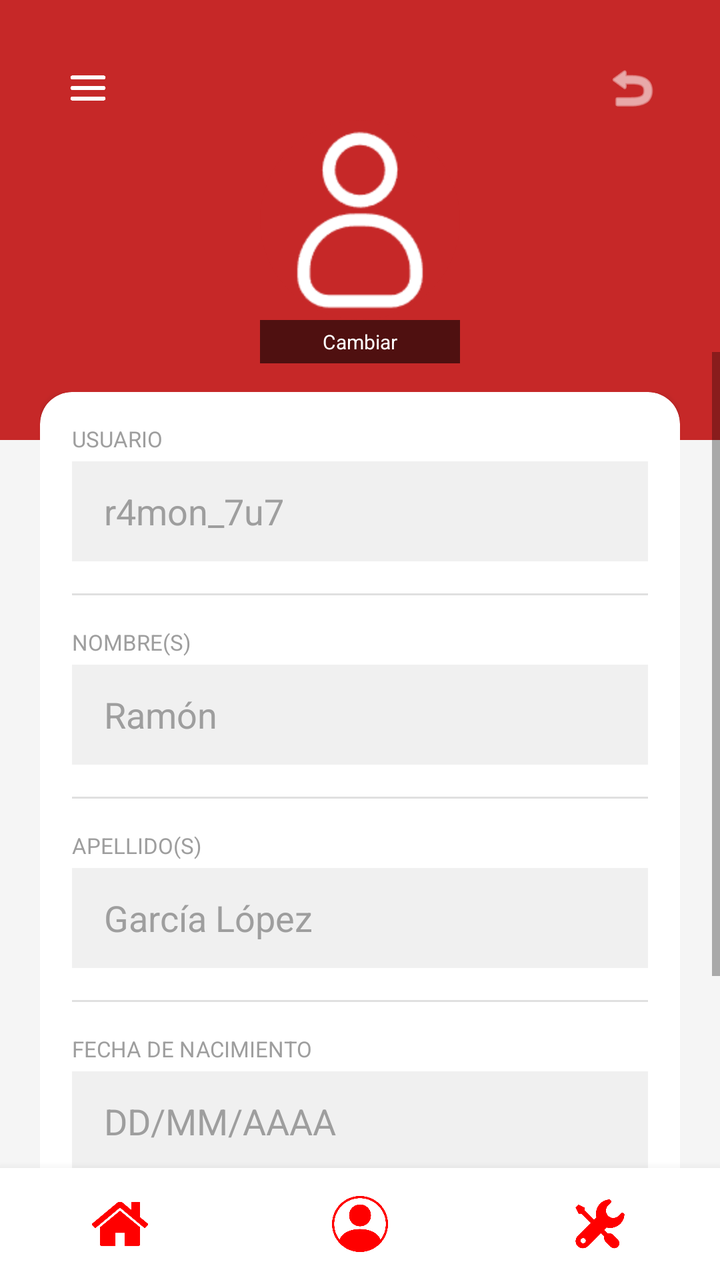
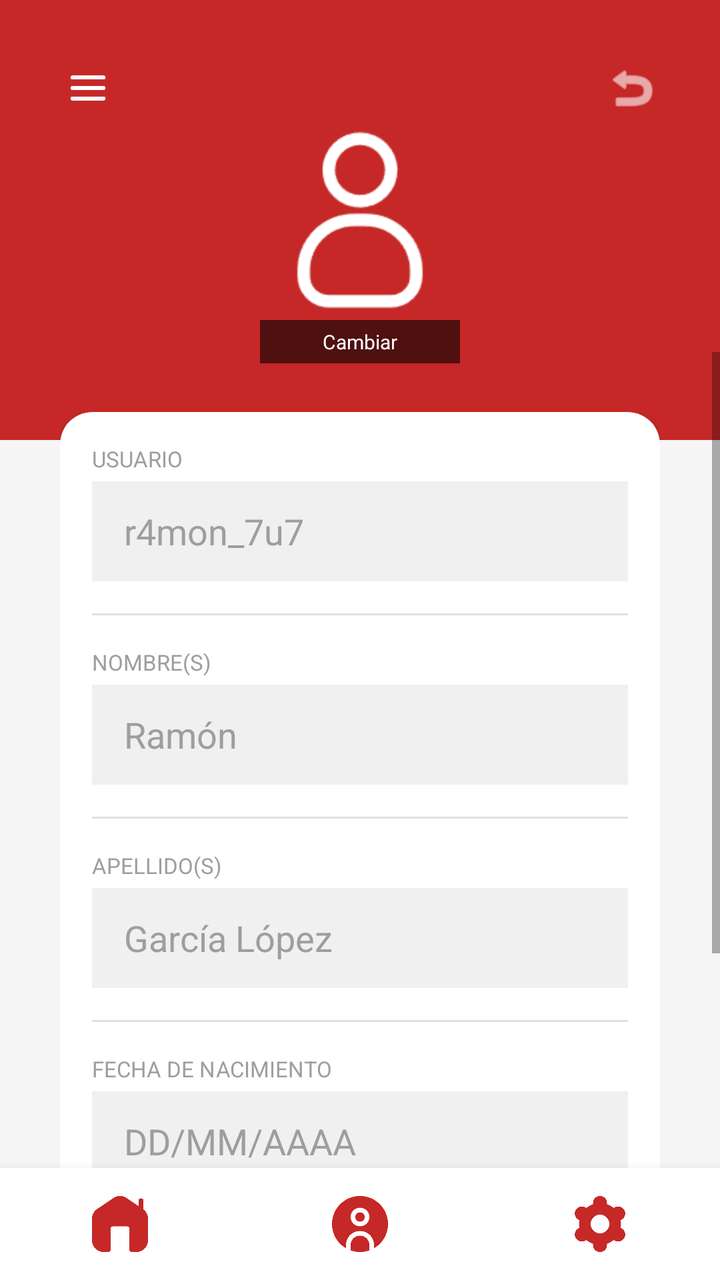

Compare the two renders of this Android layout. The source of the first and the diff that turns it into the second are given below.
<!-- AndroidManifest.xml: application theme Theme.ActivaESCOM -->
<!-- res/layout/activity_editar_perfil.xml -->
<?xml version="1.0" encoding="utf-8"?>
<androidx.drawerlayout.widget.DrawerLayout xmlns:android="http://schemas.android.com/apk/res/android"
    xmlns:app="http://schemas.android.com/apk/res-auto"
    android:id="@+id/drawerLayout"
    android:layout_width="match_parent"
    android:layout_height="match_parent">

    <androidx.constraintlayout.widget.ConstraintLayout
        android:layout_width="match_parent"
        android:layout_height="match_parent"
        android:background="@color/gray_background">

        
        <View
            android:layout_width="match_parent"
            android:layout_height="220dp"
            android:background="@color/red_1"
            app:layout_constraintTop_toTopOf="parent" />

        
        <ImageButton
            android:id="@+id/btnHamburguesa"
            android:layout_width="48dp"
            android:layout_height="48dp"
            android:background="@color/red_1"
            android:padding="8dp"
            android:scaleType="fitCenter"
            android:src="@drawable/navigation"
            android:layout_marginStart="20dp"
            android:layout_marginTop="20dp"
            app:layout_constraintStart_toStartOf="parent"
            app:layout_constraintTop_toTopOf="parent" />

        <ImageButton
            android:id="@+id/btnRegresar"
            android:layout_width="48dp"
            android:layout_height="48dp"
            android:background="@color/red_1"
            android:padding="10dp"
            android:scaleType="fitCenter"
            android:src="@android:drawable/ic_menu_revert"
            android:layout_marginEnd="20dp"
            android:layout_marginTop="20dp"
            app:tint="@color/white"
            app:layout_constraintEnd_toEndOf="parent"
            app:layout_constraintTop_toTopOf="parent" />

        <FrameLayout
            android:id="@+id/frameAvatar"
            android:layout_width="100dp"
            android:layout_height="100dp"
            android:layout_marginTop="60dp"
            android:background="@drawable/bg_circulo"
            android:clipToOutline="true"
            app:layout_constraintEnd_toEndOf="parent"
            app:layout_constraintStart_toStartOf="parent"
            app:layout_constraintTop_toTopOf="parent">

            <ImageView
                android:id="@+id/imgPerfil"
                android:layout_width="match_parent"
                android:layout_height="match_parent"
                android:scaleType="centerCrop"
                android:src="@drawable/profile_default" />
        </FrameLayout>

        <TextView
            android:id="@+id/btnCambiarFoto"
            android:layout_width="100dp"
            android:layout_height="wrap_content"
            android:background="#99000000"
            android:gravity="center"
            android:paddingVertical="4dp"
            android:text="Cambiar"
            android:textColor="@color/white"
            android:textSize="10sp"
            android:clickable="true"
            android:focusable="true"
            app:layout_constraintEnd_toEndOf="parent"
            app:layout_constraintStart_toStartOf="parent"
            app:layout_constraintTop_toBottomOf="@id/frameAvatar" />

        
        <ScrollView
            android:layout_width="match_parent"
            android:layout_height="0dp"
            android:layout_marginTop="16dp"
            app:layout_constraintTop_toBottomOf="@id/frameAvatar"
            app:layout_constraintBottom_toTopOf="@id/bottomNavBar">

            <LinearLayout
                android:layout_width="match_parent"
                android:layout_height="wrap_content"
                android:orientation="vertical"
                android:padding="20dp">

                <androidx.cardview.widget.CardView
                    android:layout_width="match_parent"
                    android:layout_height="wrap_content"
                    android:layout_marginBottom="20dp"
                    app:cardCornerRadius="16dp"
                    app:cardElevation="2dp">

                    <LinearLayout
                        android:layout_width="match_parent"
                        android:layout_height="wrap_content"
                        android:orientation="vertical"
                        android:padding="16dp">

                        
                        <TextView
                            android:layout_width="wrap_content"
                            android:layout_height="wrap_content"
                            android:text="USUARIO"
                            android:textColor="@color/gray_text"
                            android:textSize="11sp" />

                        <EditText
                            android:id="@+id/etUsuario"
                            android:layout_width="match_parent"
                            android:layout_height="50dp"
                            android:layout_marginTop="4dp"
                            android:background="#F0F0F0"
                            android:hint="r4mon_7u7"
                            android:inputType="text"
                            android:paddingHorizontal="16dp"
                            android:textColorHint="@color/text_gray"/>

                        <View
                            android:layout_width="match_parent"
                            android:layout_height="1dp"
                            android:layout_marginVertical="16dp"
                            android:background="@color/gray_light" />

                        
                        <TextView
                            android:layout_width="wrap_content"
                            android:layout_height="wrap_content"
                            android:text="NOMBRE(S)"
                            android:textColor="@color/gray_text"
                            android:textSize="11sp" />

                        <EditText
                            android:id="@+id/etNombre"
                            android:layout_width="match_parent"
                            android:layout_height="50dp"
                            android:layout_marginTop="4dp"
                            android:background="#F0F0F0"
                            android:hint="Ramón"
                            android:inputType="textPersonName"
                            android:paddingHorizontal="16dp"
                            android:textColorHint="@color/text_gray"/>

                        <View
                            android:layout_width="match_parent"
                            android:layout_height="1dp"
                            android:layout_marginVertical="16dp"
                            android:background="@color/gray_light" />

                        
                        <TextView
                            android:layout_width="wrap_content"
                            android:layout_height="wrap_content"
                            android:text="APELLIDO(S)"
                            android:textColor="@color/gray_text"
                            android:textSize="11sp" />

                        <EditText
                            android:id="@+id/etApellido"
                            android:layout_width="match_parent"
                            android:layout_height="50dp"
                            android:layout_marginTop="4dp"
                            android:background="#F0F0F0"
                            android:hint="García López"
                            android:inputType="textPersonName"
                            android:paddingHorizontal="16dp"
                            android:textColorHint="@color/text_gray"/>

                        <View
                            android:layout_width="match_parent"
                            android:layout_height="1dp"
                            android:layout_marginVertical="16dp"
                            android:background="@color/gray_light" />

                        
                        <TextView
                            android:layout_width="wrap_content"
                            android:layout_height="wrap_content"
                            android:text="FECHA DE NACIMIENTO"
                            android:textColor="@color/gray_text"
                            android:textSize="11sp" />

                        
                        <EditText
                            android:id="@+id/etFechaNacimiento"
                            android:layout_width="match_parent"
                            android:layout_height="50dp"
                            android:layout_marginTop="4dp"
                            android:background="#F0F0F0"
                            android:hint="DD/MM/AAAA"
                            android:focusable="false"
                            android:focusableInTouchMode="false"
                            android:cursorVisible="false"
                            android:clickable="true"
                            android:paddingHorizontal="16dp"
                            android:textColorHint="@color/text_gray"/>

                    </LinearLayout>
                </androidx.cardview.widget.CardView>

                <Button
                    android:id="@+id/btnGuardarCambios"
                    android:layout_width="match_parent"
                    android:layout_height="60dp"
                    android:layout_marginBottom="8dp"
                    android:backgroundTint="@color/red_1"
                    android:text="GUARDAR CAMBIOS"
                    android:textColor="@color/white"
                    android:textStyle="bold" />

            </LinearLayout>
        </ScrollView>

        <include
            android:id="@+id/bottomNavBar"
            layout="@layout/bottom_navigation"
            android:layout_width="match_parent"
            android:layout_height="56dp"
            app:layout_constraintBottom_toBottomOf="parent"
            app:layout_constraintEnd_toEndOf="parent"
            app:layout_constraintStart_toStartOf="parent" />

    </androidx.constraintlayout.widget.ConstraintLayout>

    <com.google.android.material.navigation.NavigationView
        android:id="@+id/navigationView"
        android:layout_width="wrap_content"
        android:layout_height="match_parent"
        android:layout_gravity="start"
        android:background="@color/white"
        app:headerLayout="@layout/nav_header"
        app:menu="@menu/nav_menu" />

</androidx.drawerlayout.widget.DrawerLayout>
<!-- res/layout/bottom_navigation.xml (included above) -->
<?xml version="1.0" encoding="utf-8"?>
<LinearLayout xmlns:android="http://schemas.android.com/apk/res/android"
    android:id="@+id/bottomNavBar"
    android:layout_width="match_parent"
    android:layout_height="56dp"
    android:orientation="horizontal"
    android:background="@color/white"
    android:elevation="8dp">

    <ImageButton
        android:id="@+id/navInicio"
        android:layout_width="0dp"
        android:layout_height="match_parent"
        android:layout_weight="1"
        android:src="@drawable/home"
        android:background="?attr/selectableItemBackgroundBorderless"
        android:scaleType="fitCenter"
        android:padding="14dp" />
    <ImageButton
    android:id="@+id/navPerfil"
    android:layout_width="0dp"
    android:layout_height="match_parent"
    android:layout_weight="1"
    android:src="@drawable/profile"
    android:background="?attr/selectableItemBackgroundBorderless"
    android:scaleType="fitCenter"
    android:padding="14dp" />
    <ImageButton
    android:id="@+id/navConfig"
    android:layout_width="0dp"
    android:layout_height="match_parent"
    android:layout_weight="1"
    android:src="@drawable/settings"
    android:background="?attr/selectableItemBackgroundBorderless"
    android:scaleType="fitCenter"
    android:padding="14dp" /> </LinearLayout>
<!-- res/layout/nav_header.xml (included above) -->
<?xml version="1.0" encoding="utf-8"?>
<LinearLayout xmlns:android="http://schemas.android.com/apk/res/android"
    android:layout_width="match_parent"
    android:layout_height="match_parent"
    android:orientation="vertical"
    android:background="@color/white">

    <LinearLayout
        android:layout_width="311dp"
        android:layout_height="175dp"
        android:background="@color/red_900"
        android:gravity="bottom"
        android:orientation="vertical"
        android:padding="25dp">

        <ImageView
            android:layout_width="60dp"
            android:layout_height="60dp"
            android:src="@drawable/logo_ipn"
            android:tint="@color/white" />

        <TextView
            android:layout_width="wrap_content"
            android:layout_height="wrap_content"
            android:layout_marginTop="14dp"
            android:text="EntrenaIPN"
            android:textColor="@color/white"
            android:textSize="20sp"
            android:textStyle="bold" />

        <TextView
            android:layout_width="wrap_content"
            android:layout_height="wrap_content"
            android:text="ESCOM - ISC"
            android:textColor="@color/red_300"
            android:textSize="14sp" />
    </LinearLayout>

    <LinearLayout
        android:layout_width="310dp"
        android:layout_height="wrap_content"
        android:orientation="vertical"
        android:paddingTop="15dp">

        <TextView
            android:id="@+id/menu_actividad"
            android:layout_width="match_parent"
            android:layout_height="wrap_content"
            android:background="?attr/selectableItemBackground"
            android:clickable="true"
            android:focusable="true"
            android:padding="16dp"
            android:text="🏠  Inicio"
            android:textColor="@color/black"
            android:textSize="16sp" />

        <TextView
            android:id="@+id/menu_progreso"
            android:layout_width="match_parent"
            android:layout_height="wrap_content"
            android:background="?attr/selectableItemBackground"
            android:clickable="true"
            android:focusable="true"
            android:padding="16dp"
            android:text="📈  Progreso semanal"
            android:textColor="@color/black"
            android:textSize="16sp" />

        <TextView
            android:id="@+id/menu_carrera"
            android:layout_width="match_parent"
            android:layout_height="wrap_content"
            android:background="?attr/selectableItemBackground"
            android:clickable="true"
            android:focusable="true"
            android:padding="16dp"
            android:text="🏃  Carrera matutina"
            android:textColor="@color/black"
            android:textSize="16sp" />

        <TextView
            android:id="@+id/menu_nuevo"
            android:layout_width="match_parent"
            android:layout_height="wrap_content"
            android:background="?attr/selectableItemBackground"
            android:clickable="true"
            android:focusable="true"
            android:padding="16dp"
            android:text="💪  Nuevo entrenamiento"
            android:textColor="@color/black"
            android:textSize="16sp" />

        
        <TextView
            android:id="@+id/menu_config"
            android:layout_width="match_parent"
            android:layout_height="wrap_content"
            android:background="?attr/selectableItemBackground"
            android:clickable="true"
            android:focusable="true"
            android:padding="16dp"
            android:text="⚙️  Configuración"
            android:textColor="@color/black"
            android:textSize="16sp" />

        <View
            android:layout_width="match_parent"
            android:layout_height="1dp"
            android:layout_marginHorizontal="16dp"
            android:layout_marginTop="8dp"
            android:background="@color/gray_light" />

        
        <TextView
            android:id="@+id/menu_logout"
            android:layout_width="match_parent"
            android:layout_height="wrap_content"
            android:background="?attr/selectableItemBackground"
            android:clickable="true"
            android:focusable="true"
            android:padding="16dp"
            android:text="🚪  Cerrar sesión"
            android:textColor="@color/red_900"
            android:textSize="16sp" />
    </LinearLayout>
</LinearLayout>
<!-- resources referenced by this layout -->
<resources>
  <color name="black">#FF000000</color>
  <color name="gray_background">#F5F5F5</color>
  <color name="gray_light">#E0E0E0</color>
  <color name="gray_text">#9E9E9E</color>
  <color name="red_1">#C62828</color>
  <color name="red_300">#EF9A9A</color>
  <color name="red_900">#B71C1C</color>
  <color name="text_gray">#9E9E9E</color>
  <color name="white">#FFFFFFFF</color>
  <!-- drawable bg_circulo (drawable) -->
  <?xml version="1.0" encoding="utf-8"?>
  <shape xmlns:android="http://schemas.android.com/apk/res/android"
      android:shape="oval">
      <solid android:color="@color/red_800" />
  </shape>
  <!-- drawable home: png bitmap (drawable, 15478 bytes) -->
  <!-- drawable logo_ipn: png bitmap (drawable, 799627 bytes) -->
  <!-- drawable navigation: png bitmap (drawable, 8970 bytes) -->
  <!-- drawable profile: png bitmap (drawable, 22269 bytes) -->
  <!-- drawable profile_default: png bitmap (drawable, 3596 bytes) -->
  <!-- drawable settings: png bitmap (drawable, 18368 bytes) -->
  <style name="Theme.ActivaESCOM" parent="Base.Theme.ActivaESCOM">
      </style>
  <color name="red_800">#C62828</color>
  <style name="Base.Theme.ActivaESCOM" parent="Theme.MaterialComponents.DayNight.NoActionBar">
      </style>
</resources>

<!-- the commit's change to res/layout/activity_editar_perfil.xml (unified diff, before → after) -->
@@ -92,7 +92,7 @@
                 android:layout_width="match_parent"
                 android:layout_height="wrap_content"
                 android:orientation="vertical"
-                android:padding="20dp">
+                android:padding="30dp">
 
                 <androidx.cardview.widget.CardView
                     android:layout_width="match_parent"
@@ -260,25 +260,31 @@
         android:src="@drawable/home"
         android:background="?attr/selectableItemBackgroundBorderless"
         android:scaleType="fitCenter"
-        android:padding="14dp" />
+        android:padding="14dp"
+        android:tint="@color/red_1" />
+
     <ImageButton
-    android:id="@+id/navPerfil"
-    android:layout_width="0dp"
-    android:layout_height="match_parent"
-    android:layout_weight="1"
-    android:src="@drawable/profile"
-    android:background="?attr/selectableItemBackgroundBorderless"
-    android:scaleType="fitCenter"
-    android:padding="14dp" />
+        android:id="@+id/navPerfil"
+        android:layout_width="0dp"
+        android:layout_height="match_parent"
+        android:layout_weight="1"
+        android:src="@drawable/profile"
+        android:background="?attr/selectableItemBackgroundBorderless"
+        android:scaleType="fitCenter"
+        android:padding="14dp"
+        android:tint="@color/red_1"/>
+
     <ImageButton
-    android:id="@+id/navConfig"
-    android:layout_width="0dp"
-    android:layout_height="match_parent"
-    android:layout_weight="1"
-    android:src="@drawable/settings"
-    android:background="?attr/selectableItemBackgroundBorderless"
-    android:scaleType="fitCenter"
-    android:padding="14dp" /> </LinearLayout>
+        android:id="@+id/navConfig"
+        android:layout_width="0dp"
+        android:layout_height="match_parent"
+        android:layout_weight="1"
+        android:src="@drawable/settings"
+        android:background="?attr/selectableItemBackgroundBorderless"
+        android:scaleType="fitCenter"
+        android:padding="14dp"
+        android:tint="@color/red_1"/>
+</LinearLayout>
 <!-- res/layout/nav_header.xml (included above) -->
 <?xml version="1.0" encoding="utf-8"?>
 <LinearLayout xmlns:android="http://schemas.android.com/apk/res/android"
@@ -348,31 +354,142 @@
             android:textColor="@color/black"
             android:textSize="16sp" />
 
-        <TextView
-            android:id="@+id/menu_carrera"
-            android:layout_width="match_parent"
-            android:layout_height="wrap_content"
-            android:background="?attr/selectableItemBackground"
-            android:clickable="true"
-            android:focusable="true"
-            android:padding="16dp"
-            android:text="🏃  Carrera matutina"
-            android:textColor="@color/black"
-            android:textSize="16sp" />
-
-        <TextView
-            android:id="@+id/menu_nuevo"
-            android:layout_width="match_parent"
-            android:layout_height="wrap_content"
-            android:background="?attr/selectableItemBackground"
-            android:clickable="true"
-            android:focusable="true"
-            android:padding="16dp"
-            android:text="💪  Nuevo entrenamiento"
-            android:textColor="@color/black"
-            android:textSize="16sp" />
-
-        
+        <LinearLayout
+            android:id="@+id/menu_nuevo_container"
+            android:layout_width="match_parent"
+            android:layout_height="wrap_content"
+            android:orientation="vertical">
+
+            <LinearLayout
+                android:id="@+id/menu_nuevo_header"
+                android:layout_width="match_parent"
+                android:layout_height="wrap_content"
+                android:background="?attr/selectableItemBackground"
+                android:clickable="true"
+                android:focusable="true"
+                android:orientation="horizontal"
+                android:paddingStart="16dp"
+                android:paddingEnd="16dp"
+                android:paddingTop="16dp"
+                android:paddingBottom="16dp"
+                android:gravity="center_vertical">
+
+                <TextView
+                    android:id="@+id/menu_nuevo_label"
+                    android:layout_width="0dp"
+                    android:layout_height="wrap_content"
+                    android:layout_weight="1"
+                    android:text="💪  Entrenamientos"
+                    android:textColor="@color/black"
+                    android:textSize="16sp" />
+
+                <ImageView
+                    android:id="@+id/menu_nuevo_arrow"
+                    android:layout_width="20dp"
+                    android:layout_height="20dp"
+                    android:src="@drawable/opciones_entrenamientos"
+                    android:rotation="0"
+                    android:tint="@color/gray_text"
+                    android:layout_marginEnd="25dp"/>
+
+            </LinearLayout>
+
+            <LinearLayout
+                android:id="@+id/menu_nuevo_submenu"
+                android:layout_width="match_parent"
+                android:layout_height="wrap_content"
+                android:orientation="vertical"
+                android:paddingStart="16dp"
+                android:visibility="gone">
+
+                <TextView
+                    android:id="@+id/menu_config_nuevo_entrenamiento"
+                    android:layout_width="match_parent"
+                    android:layout_height="wrap_content"
+                    android:background="?attr/selectableItemBackground"
+                    android:clickable="true"
+                    android:focusable="true"
+                    android:padding="12dp"
+                    android:text="📝  Configurar entrenamiento"
+                    android:textColor="@color/black"
+                    android:textSize="15sp" />
+
+                <TextView
+                    android:id="@+id/menu_ejercicio_carrera"
+                    android:layout_width="match_parent"
+                    android:layout_height="wrap_content"
+                    android:background="?attr/selectableItemBackground"
+                    android:clickable="true"
+                    android:focusable="true"
+                    android:padding="12dp"
+                    android:text="🏃  Carrera"
+                    android:textColor="@color/black"
+                    android:textSize="15sp" />
+
+                <TextView
+                    android:id="@+id/menu_ejercicio_caminata"
+                    android:layout_width="match_parent"
+                    android:layout_height="wrap_content"
+                    android:background="?attr/selectableItemBackground"
+                    android:clickable="true"
+                    android:focusable="true"
+                    android:padding="12dp"
+                    android:text="🚶  Caminata"
+                    android:textColor="@color/black"
+                    android:textSize="15sp" />
+
+                <TextView
+                    android:id="@+id/menu_ejercicio_bicicleta"
+                    android:layout_width="match_parent"
+                    android:layout_height="wrap_content"
+                    android:background="?attr/selectableItemBackground"
+                    android:clickable="true"
+                    android:focusable="true"
+                    android:padding="12dp"
+                    android:text="🚴  Bicicleta"
+                    android:textColor="@color/black"
+                    android:textSize="15sp" />
+
+                <TextView
+                    android:id="@+id/menu_ejercicio_fuerza"
+                    android:layout_width="match_parent"
+                    android:layout_height="wrap_content"
+                    android:background="?attr/selectableItemBackground"
+                    android:clickable="true"
+                    android:focusable="true"
+                    android:padding="12dp"
+                    android:text="🏋️  Fuerza"
+                    android:textColor="@color/black"
+                    android:textSize="15sp" />
+
+                <TextView
+                    android:id="@+id/menu_ejercicio_yoga"
+                    android:layout_width="match_parent"
+                    android:layout_height="wrap_content"
+                    android:background="?attr/selectableItemBackground"
+                    android:clickable="true"
+                    android:focusable="true"
+                    android:padding="12dp"
+                    android:text="🧘  Yoga"
+                    android:textColor="@color/black"
+                    android:textSize="15sp" />
+
+                <TextView
+                    android:id="@+id/menu_ejercicio_natacion"
+                    android:layout_width="match_parent"
+                    android:layout_height="wrap_content"
+                    android:background="?attr/selectableItemBackground"
+                    android:clickable="true"
+                    android:focusable="true"
+                    android:padding="12dp"
+                    android:text="🏊  Natación"
+                    android:textColor="@color/black"
+                    android:textSize="15sp" />
+
+            </LinearLayout>
+
+        </LinearLayout>
+
         <TextView
             android:id="@+id/menu_config"
             android:layout_width="match_parent"
@@ -392,7 +509,6 @@
             android:layout_marginTop="8dp"
             android:background="@color/gray_light" />
 
-        
         <TextView
             android:id="@+id/menu_logout"
             android:layout_width="match_parent"
<!-- resource entries referenced after the edit -->
@@ -15,12 +15,13 @@
       android:shape="oval">
       <solid android:color="@color/red_800" />
   </shape>
-  <!-- drawable home: png bitmap (drawable, 15478 bytes) -->
+  <!-- drawable home: png bitmap (drawable, 8137 bytes) -->
   <!-- drawable logo_ipn: png bitmap (drawable, 799627 bytes) -->
   <!-- drawable navigation: png bitmap (drawable, 8970 bytes) -->
-  <!-- drawable profile: png bitmap (drawable, 22269 bytes) -->
+  <!-- drawable opciones_entrenamientos: png bitmap (drawable, 3444 bytes) -->
+  <!-- drawable profile: png bitmap (drawable, 16040 bytes) -->
   <!-- drawable profile_default: png bitmap (drawable, 3596 bytes) -->
-  <!-- drawable settings: png bitmap (drawable, 18368 bytes) -->
+  <!-- drawable settings: png bitmap (drawable, 12454 bytes) -->
   <style name="Theme.ActivaESCOM" parent="Base.Theme.ActivaESCOM">
       </style>
   <color name="red_800">#C62828</color>
